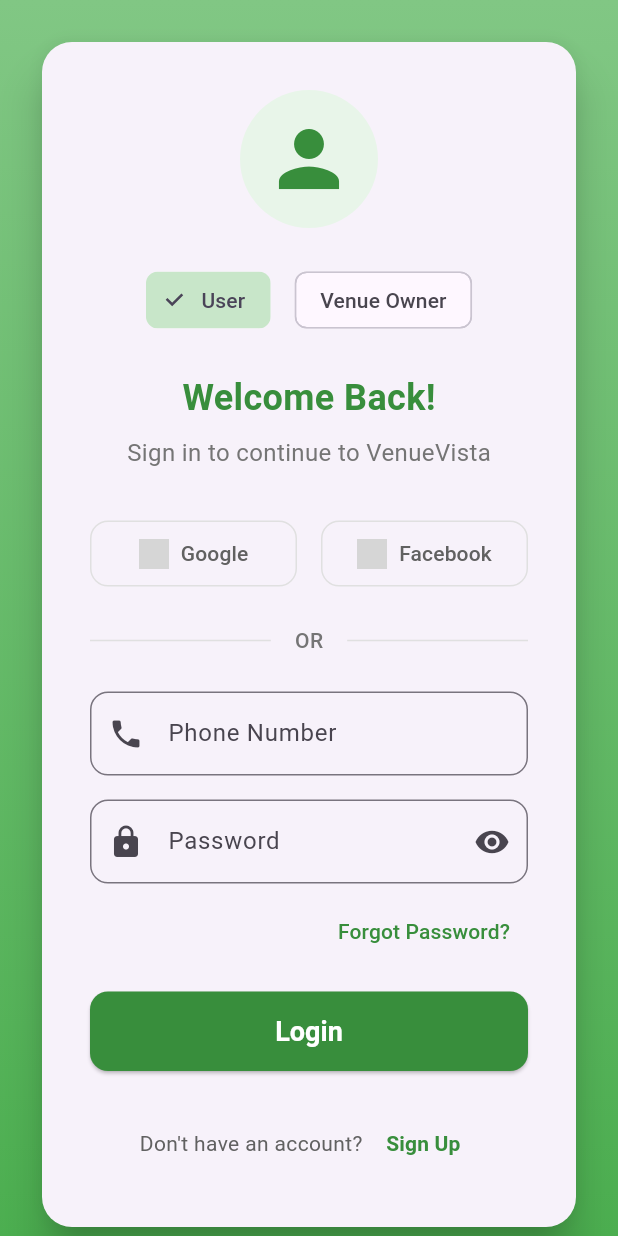
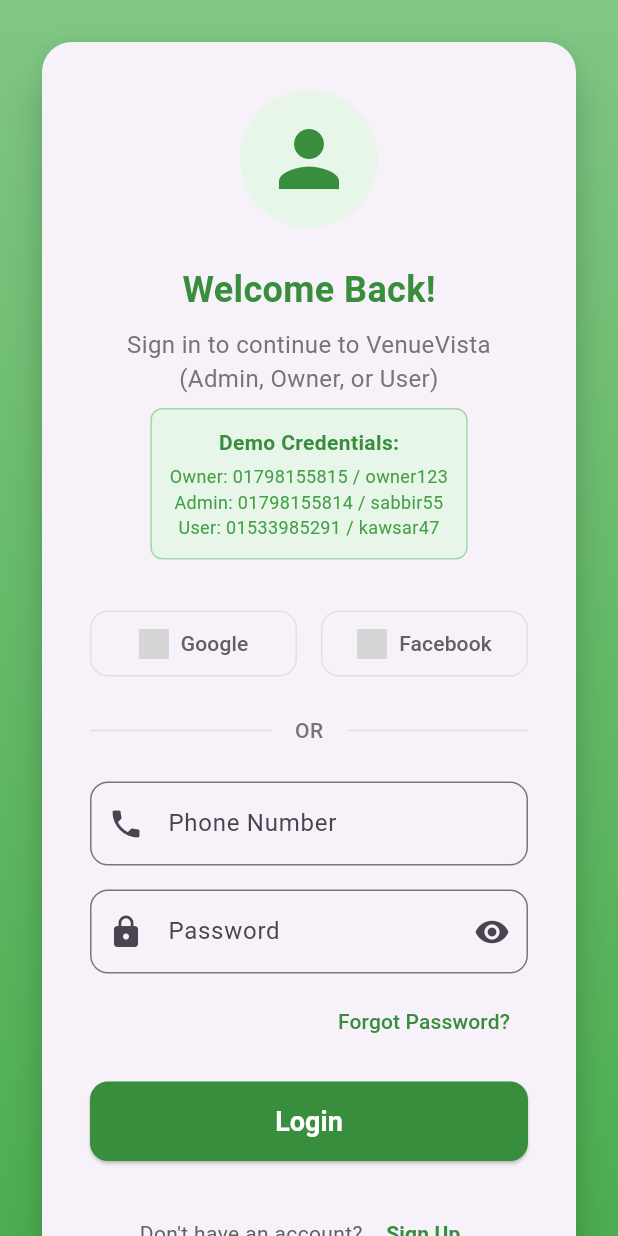
Before and after one commit to sabbir5959/VenueVista, a Flutter app: the screen it shows after launch, on a phone screen of 412 x 824 dp. Run offline on Flutter 3.47's test engine with Material 3 defaults, Android fonts, the phone set to English and light mode, and no system bars; grey boxes are pictures that could not be loaded.

Commit message:
changed by sabbir

```diff
--- a/lib/main.dart
+++ b/lib/main.dart
@@ -3,6 +3,7 @@
 import 'screens/login_page.dart';
 import 'screens/registration_page.dart';
 import 'admin/screens/admin_dashboard.dart';
+import 'owners/screens/owner_dashboard.dart';
 
 void main() {
   runApp(const MyApp());
@@ -23,6 +24,7 @@
         '/login': (context) => const LoginPage(),
         '/register': (context) => const RegistrationPage(),
         '/admin': (context) => const AdminDashboard(),
+        '/owner': (context) => const OwnerDashboard(),
       },
     );
   }
--- a/lib/screens/login_page.dart
+++ b/lib/screens/login_page.dart
@@ -16,7 +16,6 @@
 
   bool _isLoading = false;
   bool _obscurePassword = true;
-  bool _isOwnerLogin = false;
 
   @override
   void dispose() {
@@ -55,14 +54,25 @@
       await Future.delayed(const Duration(seconds: 2));
 
       if (mounted) {
-        // Check for admin and user credentials
+        // Check for admin, owner and user credentials
         String phone = _phoneController.text.trim();
         String password = _passwordController.text.trim();
+
+        // Debug prints
+        print('Entered phone: "$phone"');
+        print('Entered password: "$password"');
+        print('Phone length: ${phone.length}');
+        print('Password length: ${password.length}');
 
         // Admin login check
         if (phone == "01798155814" && password == "sabbir55") {
           _showSuccessMessage('Admin login successful! Welcome Admin.');
           Navigator.of(context).pushReplacementNamed('/admin');
+        }
+        // Owner login check
+        else if (phone == "01798155815" && password == "owner123") {
+          _showSuccessMessage('Owner login successful! Welcome Owner.');
+          Navigator.of(context).pushReplacementNamed('/owner');
         }
         // User login check
         else if (phone == "01533985291" && password == "kawsar47") {
@@ -165,7 +175,7 @@
                           color: Colors.green[50],
                         ),
                         child: Icon(
-                          _isOwnerLogin ? Icons.sports : Icons.person,
+                          Icons.person,
                           size: 60,
                           color: Colors.green[700],
                         ),
@@ -173,42 +183,8 @@
 
                       const SizedBox(height: 24),
 
-                      // Login Type Toggle
-                      Row(
-                        mainAxisAlignment: MainAxisAlignment.center,
-                        children: [
-                          ChoiceChip(
-                            label: const Text('User'),
-                            selected: !_isOwnerLogin,
-                            onSelected: (selected) {
-                              if (selected) {
-                                setState(() {
-                                  _isOwnerLogin = false;
-                                });
-                              }
-                            },
-                            selectedColor: Colors.green[100],
-                          ),
-                          const SizedBox(width: 16),
-                          ChoiceChip(
-                            label: const Text('Venue Owner'),
-                            selected: _isOwnerLogin,
-                            onSelected: (selected) {
-                              if (selected) {
-                                setState(() {
-                                  _isOwnerLogin = true;
-                                });
-                              }
-                            },
-                            selectedColor: Colors.green[100],
-                          ),
-                        ],
-                      ),
-
-                      const SizedBox(height: 24),
-
                       Text(
-                        _isOwnerLogin ? 'Venue Owner Login' : 'Welcome Back!',
+                        'Welcome Back!',
                         style: TextStyle(
                           fontSize: 24,
                           fontWeight: FontWeight.bold,
@@ -219,14 +195,47 @@
                       const SizedBox(height: 8),
 
                       Text(
-                        'Sign in to continue to VenueVista',
+                        'Sign in to continue to VenueVista\n(Admin, Owner, or User)',
+                        textAlign: TextAlign.center,
                         style: TextStyle(fontSize: 16, color: Colors.grey[600]),
+                      ),
+
+                      const SizedBox(height: 8),
+
+                      // Demo credentials info
+                      Container(
+                        padding: const EdgeInsets.all(12),
+                        decoration: BoxDecoration(
+                          color: Colors.green[50],
+                          borderRadius: BorderRadius.circular(8),
+                          border: Border.all(color: Colors.green[200]!),
+                        ),
+                        child: Column(
+                          children: [
+                            Text(
+                              'Demo Credentials:',
+                              style: TextStyle(
+                                fontWeight: FontWeight.bold,
+                                color: Colors.green[700],
+                                fontSize: 14,
+                              ),
+                            ),
+                            const SizedBox(height: 4),
+                            Text(
+                              'Owner: 01798155815 / owner123\nAdmin: 01798155814 / sabbir55\nUser: 01533985291 / kawsar47',
+                              textAlign: TextAlign.center,
+                              style: TextStyle(
+                                fontSize: 12,
+                                color: Colors.green[600],
+                              ),
+                            ),
+                          ],
+                        ),
                       ),
 
                       const SizedBox(height: 32),
 
-                      // Social Login Buttons (only for users)
-                      if (!_isOwnerLogin) ...[
+                      // Social Login Buttons
                       Row(
                         children: [
                           // Google Login Button
@@ -314,7 +323,6 @@
                       ),
 
                       const SizedBox(height: 24),
-                      ],
 
                       // Login Form
                       Form(
--- a/pubspec.yaml
+++ b/pubspec.yaml
@@ -52,6 +52,7 @@
   cloud_firestore: ^4.8.4
   shared_preferences: ^2.2.0
   intl: ^0.18.1
+  # image_picker: ^1.0.4
 
 dev_dependencies:
   flutter_test:
```
Also changed, not shown: lib/owners/screens/create_tournament.dart (+63 -18 lines), lib/owners/screens/owner_dashboard.dart (+98 -11 lines), 3 other files. Lines whose indentation alone changed are shown as unchanged.
